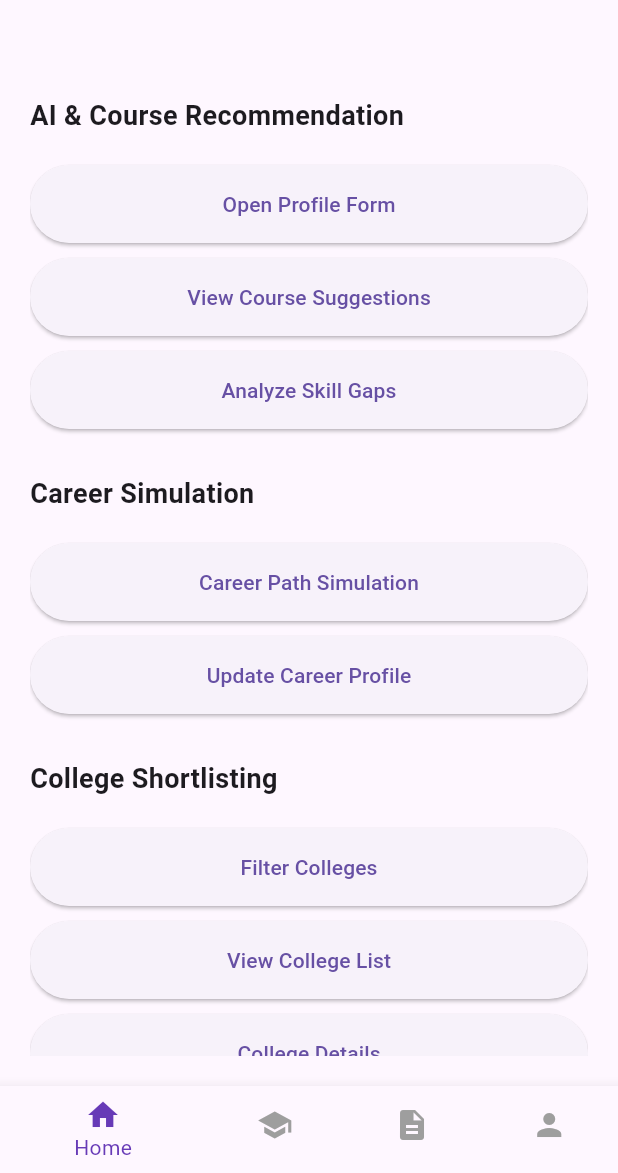
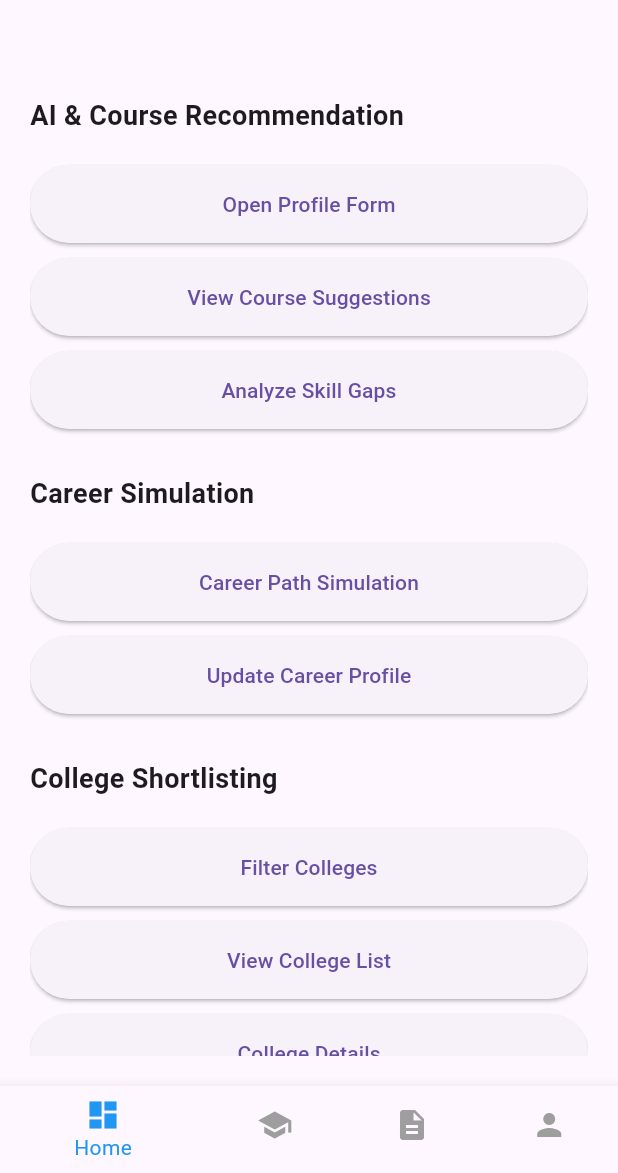
Before and after one commit to maheshpatil369/Edux_app, a Flutter app: the MainDashboard screen opened by its route, on a phone screen of 412 x 824 dp, the part 63-1236 px from its top. Run offline on Flutter 3.47's test engine with Material 3 defaults, Android fonts, the phone set to English and light mode, and no system bars.

Commit message:
Added College Shortlisting and Career Simulation pages + update footer

```diff
--- a/lib/screen/core/main_dashboard.dart
+++ b/lib/screen/core/main_dashboard.dart
@@ -1,6 +1,6 @@
 import 'package:flutter/material.dart';
-import 'package:edux_app/widgets/custom_header.dart'; // ✅ Make sure path is correct
-import 'package:edux_app/widgets/custom_footer.dart'; // ✅ Make sure path is correct
+import 'package:edux_app/widgets/custom_header.dart';
+import 'package:edux_app/widgets/custom_footer.dart';
 
 class MainDashboard extends StatefulWidget {
   const MainDashboard({Key? key}) : super(key: key);
@@ -48,52 +48,51 @@ class _MainDashboardState extends State<MainDashboard> {
         child: ListView(
           children: [
             const SizedBox(height: 10),
-
             sectionTitle("AI & Course Recommendation"),
-            dashboardButton(context, '/profile_form', "Open Profile Form", buttonStyle),
-            dashboardButton(context, '/course_suggestions', "View Course Suggestions", buttonStyle),
-            dashboardButton(context, '/skill_gap_analysis', "Analyze Skill Gaps", buttonStyle),
+            dashboardButton('/profile_form', "Open Profile Form", buttonStyle),
+            dashboardButton('/course_suggestions', "View Course Suggestions", buttonStyle),
+            dashboardButton('/skill_gap_analysis', "Analyze Skill Gaps", buttonStyle),
 
             sectionTitle("Career Simulation"),
-            dashboardButton(context, '/career_simulation', "Career Path Simulation", buttonStyle),
-            dashboardButton(context, '/update_profile', "Update Career Profile", buttonStyle),
+            dashboardButton('/career_simulation', "Career Path Simulation", buttonStyle),
+            dashboardButton('/update_profile', "Update Career Profile", buttonStyle),
 
             sectionTitle("College Shortlisting"),
-            dashboardButton(context, '/college_filter', "Filter Colleges", buttonStyle),
-            dashboardButton(context, '/college_list', "View College List", buttonStyle),
-            dashboardButton(context, '/college_detail', "College Details", buttonStyle),
-            dashboardButton(context, '/admission_probability', "Admission Probability", buttonStyle),
-            dashboardButton(context, '/application_deadlines', "Application Deadlines", buttonStyle),
+            dashboardButton('/college_filter', "Filter Colleges", buttonStyle),
+            dashboardButton('/college_list', "View College List", buttonStyle),
+            dashboardButton('/college_detail', "College Details", buttonStyle),
+            dashboardButton('/admission_probability', "Admission Probability", buttonStyle),
+            dashboardButton('/application_deadlines', "Application Deadlines", buttonStyle),
 
             sectionTitle("Resume & SOP Tools"),
-            dashboardButton(context, '/resume_builder', "Build Resume", buttonStyle),
-            dashboardButton(context, '/ats_preview', "ATS Preview", buttonStyle),
-            dashboardButton(context, '/template_selector', "Select Template", buttonStyle),
-            dashboardButton(context, '/sop_editor', "Edit SOP", buttonStyle),
-            dashboardButton(context, '/sop_feedback', "SOP Feedback History", buttonStyle),
+            dashboardButton('/resume_builder', "Build Resume", buttonStyle),
+            dashboardButton('/ats_preview', "ATS Preview", buttonStyle),
+            dashboardButton('/template_selector', "Select Template", buttonStyle),
+            dashboardButton('/sop_editor', "Edit SOP", buttonStyle),
+            dashboardButton('/sop_feedback', "SOP Feedback History", buttonStyle),
 
             sectionTitle("Application Tracker"),
-            dashboardButton(context, '/document_checklist', "Document Checklist", buttonStyle),
-            dashboardButton(context, '/application_status', "Application Status Tracker", buttonStyle),
-            dashboardButton(context, '/interview_tips', "Interview Preparation Tips", buttonStyle),
-            dashboardButton(context, '/mentor_collaboration', "Mentor Collaboration", buttonStyle),
+            dashboardButton('/document_checklist', "Document Checklist", buttonStyle),
+            dashboardButton('/application_status', "Application Status Tracker", buttonStyle),
+            dashboardButton('/interview_tips', "Interview Preparation Tips", buttonStyle),
+            dashboardButton('/mentor_collaboration', "Mentor Collaboration", buttonStyle),
 
             sectionTitle("Scholarship & Financial"),
-            dashboardButton(context, '/scholarship_match', "Scholarship Matches", buttonStyle),
-            dashboardButton(context, '/scholarship_detail', "Scholarship Details", buttonStyle),
-            dashboardButton(context, '/reminder_settings', "Reminder Settings", buttonStyle),
-            dashboardButton(context, '/financial_estimator', "Financial Estimator", buttonStyle),
-            dashboardButton(context, '/loan_calculator', "Loan Calculator", buttonStyle),
+            dashboardButton('/scholarship_match', "Scholarship Matches", buttonStyle),
+            dashboardButton('/scholarship_detail', "Scholarship Details", buttonStyle),
+            dashboardButton('/reminder_settings', "Reminder Settings", buttonStyle),
+            dashboardButton('/financial_estimator', "Financial Estimator", buttonStyle),
+            dashboardButton('/loan_calculator', "Loan Calculator", buttonStyle),
 
             sectionTitle("Test Prep (GRE/TOEFL)"),
-            dashboardButton(context, '/study_planner', "Study Planner", buttonStyle),
-            dashboardButton(context, '/mock_test_results', "Mock Test Results", buttonStyle),
-            dashboardButton(context, '/peer_group_finder', "Find Peer Group", buttonStyle),
+            dashboardButton('/study_planner', "Study Planner", buttonStyle),
+            dashboardButton('/mock_test_results', "Mock Test Results", buttonStyle),
+            dashboardButton('/peer_group_finder', "Find Peer Group", buttonStyle),
 
             sectionTitle("Notifications & Settings"),
-            dashboardButton(context, '/notifications', "Notification Center", buttonStyle),
-            dashboardButton(context, '/user_profile', "User Profile", buttonStyle),
-            dashboardButton(context, '/settings', "Settings", buttonStyle),
+            dashboardButton('/notifications', "Notification Center", buttonStyle),
+            dashboardButton('/user_profile', "User Profile", buttonStyle),
+            dashboardButton('/settings', "Settings", buttonStyle),
           ],
         ),
       ),
@@ -108,7 +107,7 @@ class _MainDashboardState extends State<MainDashboard> {
     ),
   );
 
-  Widget dashboardButton(BuildContext context, String route, String label, ButtonStyle style) {
+  Widget dashboardButton(String route, String label, ButtonStyle style) {
     return Padding(
       padding: const EdgeInsets.only(bottom: 10),
       child: ElevatedButton(
--- a/lib/widgets/custom_footer.dart
+++ b/lib/widgets/custom_footer.dart
@@ -5,23 +5,35 @@ class CustomFooter extends StatelessWidget {
   final ValueChanged<int> onTap;
 
   const CustomFooter({
-    super.key,
+    Key? key,
     required this.currentIndex,
     required this.onTap,
-  });
+  }) : super(key: key);
 
   @override
   Widget build(BuildContext context) {
     return BottomNavigationBar(
       currentIndex: currentIndex,
       onTap: onTap,
-      selectedItemColor: Colors.deepPurple,
+      selectedItemColor: Colors.blue,
       unselectedItemColor: Colors.grey,
       items: const [
-        BottomNavigationBarItem(icon: Icon(Icons.home), label: 'Home'),
-        BottomNavigationBarItem(icon: Icon(Icons.school), label: 'College'),
-        BottomNavigationBarItem(icon: Icon(Icons.description), label: 'Resume'),
-        BottomNavigationBarItem(icon: Icon(Icons.person), label: 'Profile'),
+        BottomNavigationBarItem(
+          icon: Icon(Icons.dashboard),
+          label: 'Home',
+        ),
+        BottomNavigationBarItem(
+          icon: Icon(Icons.school),
+          label: 'College',
+        ),
+        BottomNavigationBarItem(
+          icon: Icon(Icons.description),
+          label: 'Resume',
+        ),
+        BottomNavigationBarItem(
+          icon: Icon(Icons.person),
+          label: 'Profile',
+        ),
       ],
     );
   }
```
Also changed, not shown: lib/screen/college_shortlisting/admission_probability_page.dart (+30 -17 lines), lib/screen/college_shortlisting/application_deadline_calendar_page.dart (+32 -19 lines), lib/screen/college_shortlisting/college_detail_page.dart (+32 -19 lines), lib/screen/college_shortlisting/college_filter_page.dart (+32 -36 lines), lib/screen/college_shortlisting/college_list_view_page.dart (+29 -23 lines), lib/widgets/BaseScaffold.dart (+13 -2 lines), lib/widgets/base_scaffold.dart (+13 -2 lines).
